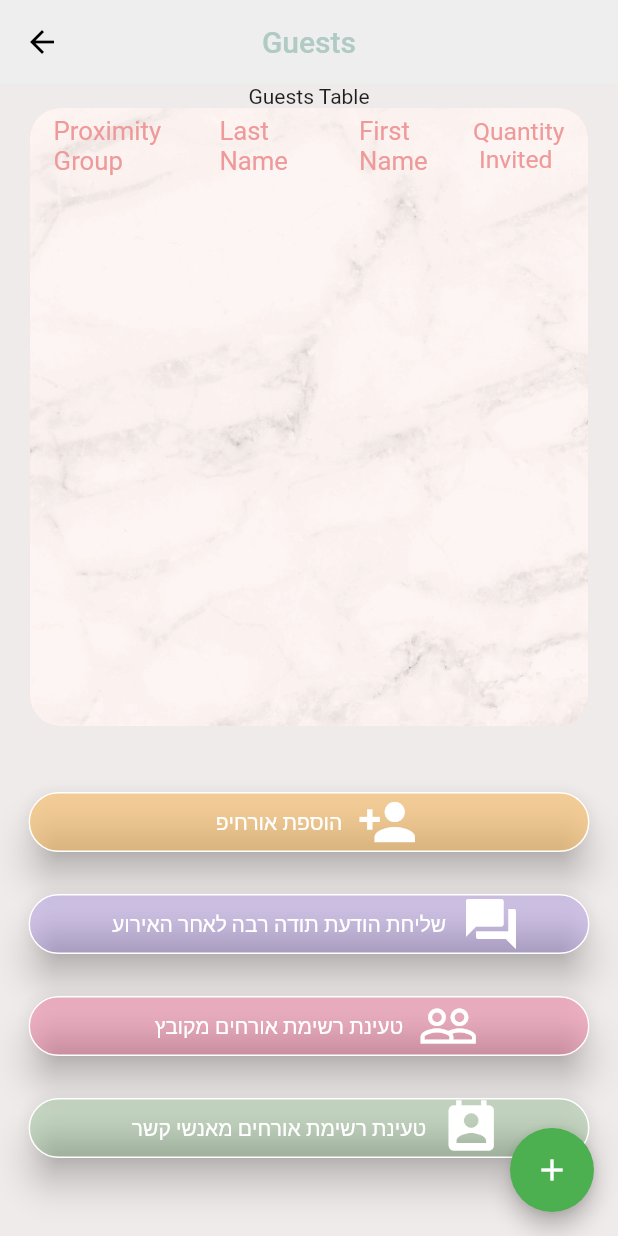
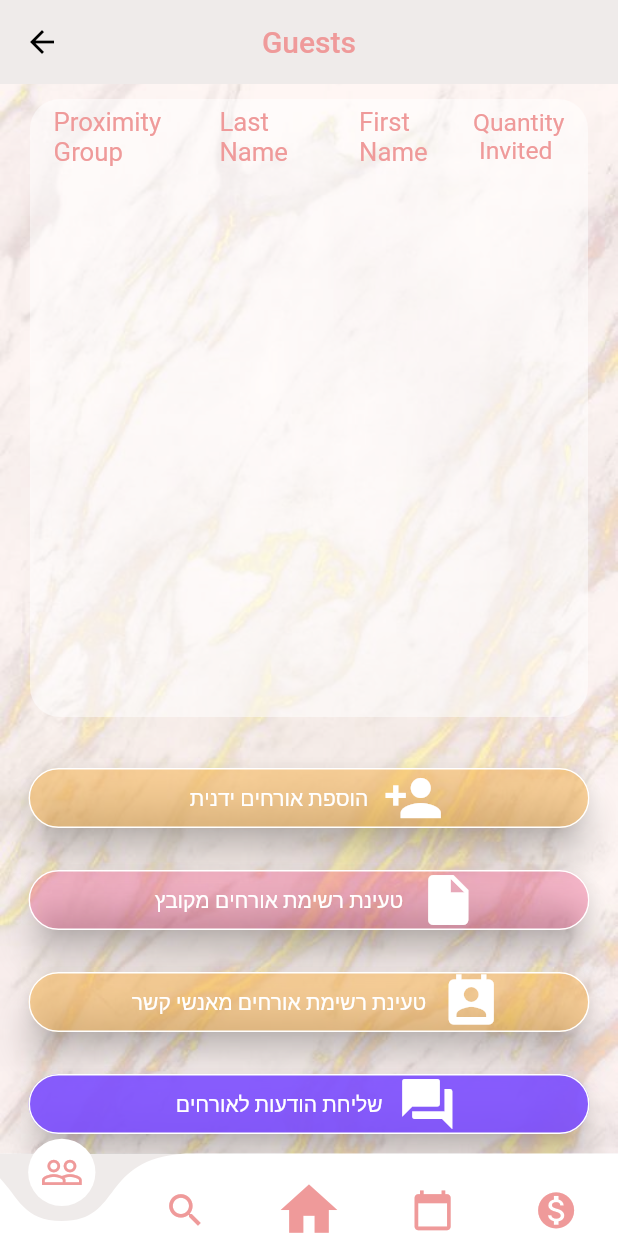
Before and after one commit to yakirza12/event_app, a Flutter app: the Guests_System screen opened directly with empty values, on a phone screen of 412 x 824 dp. Run offline on Flutter 3.47's test engine with Material 2 defaults, Android fonts, the phone set to English and light mode, and no system bars; drawn by our look-alikes of curved_navigation_bar; our stand-ins replace cloud_firestore, firebase_auth; missing offline and left inert: twilio_flutter; accounts and stored records are empty; project files that could hold a hidden picture were left out.

Commit message:
change guests page

```diff
--- a/lib/screens/home/Guests/Guest_System/Guests_System.dart
+++ b/lib/screens/home/Guests/Guest_System/Guests_System.dart
@@ -1,7 +1,10 @@
 import 'package:cloud_firestore/cloud_firestore.dart';
+import 'package:curved_navigation_bar/curved_navigation_bar.dart';
 import 'package:eventapp/models/guest.dart';
 import 'package:eventapp/models/user.dart';
+import 'package:eventapp/screens/home/Businesses/Businesses_system.dart';
 import 'package:eventapp/screens/home/Guests/Guest_tools/Tools_page.dart';
+import 'package:eventapp/screens/home/home.dart';
 import 'package:flutter/material.dart';
 import 'package:provider/provider.dart';
 import 'guestForm.dart';
@@ -30,56 +33,81 @@ class _Guests_SystemState extends State<Guests_System> {
         centerTitle: true,
         title: Text('Guests',
           style: new TextStyle(
-            color:  Color(0xFFB0CBC4),
+            color:  Colors.red[200],//Color(0xFFB0CBC4),
 
           ),
         ),
-        backgroundColor: Colors.grey[200],
+        backgroundColor: Colors.transparent,
+
         elevation: 0.0,
         leading: new IconButton(
           icon: new Icon(Icons.arrow_back),
           onPressed: () => Navigator.of(context).pop(),
         ),
-        /**/
+        /*Container(
+        height: MediaQuery
+            .of(context)
+            .size
+            .height,
+        decoration: BoxDecoration(
+          color: Color(0xFFFFCCBF),
+          image: DecorationImage(
+            colorFilter: new ColorFilter.mode(
+                Colors.black.withOpacity(0.83), BlendMode.dstATop),
+            image: AssetImage("assets/whine.jpg"),
+            fit: BoxFit.cover,
+          ),
+        ),*/
 
         /**/
       ),
-      body: SingleChildScrollView(
+      body: Container(
+        decoration: BoxDecoration(
+          color: Color(0xFFFFCCBF),
+          image: DecorationImage(
+            colorFilter: new ColorFilter.mode(
+                Colors.black.withOpacity(0.83), BlendMode.dstATop),
+            image: AssetImage("assets/Marble Gold.jpg"),
+            fit: BoxFit.cover,
+          ),
+        ),
+        child: SingleChildScrollView(
           child: ConstrainedBox(
             constraints: BoxConstraints.expand(height: 800,width: 5000),
             child: Column(
               children: [
-              Text("Guests Table"),
+              //  Text("Guests Table"),
                 Container(
                     height: MediaQuery
                         .of(context)
                         .size
                         .height*0.5,
-
+//Color(0xFFFFCCBF)
                     decoration: BoxDecoration(
                       borderRadius: BorderRadius.all(Radius.circular(20)),
-                    color: Color(0xFFFFCCBF),
-                    image: DecorationImage(
-                      colorFilter: new ColorFilter.mode(
-                          Colors.black.withOpacity(0.83), BlendMode.dstATop),
-                      image: AssetImage("assets/Marbel Grey.jpg"),
-                      fit: BoxFit.cover,
-                    ),
+                      color: Colors.white.withOpacity(0.5),
+                     // image: DecorationImage(
+                      //  colorFilter: new ColorFilter.mode(
+                       //     Colors.black.withOpacity(0.83), BlendMode.dstATop),
+                        //image: AssetImage("assets/Marbel Grey.jpg"),
+                       // fit: BoxFit.cover,
+                    //  ),
                     ),
                     padding: const EdgeInsets.all(0.0),
                     margin:
-                  EdgeInsets.only(top: 0.0,bottom: 20, left: 20.0, right: 20.0),
+                    EdgeInsets.only(top: 10.0,bottom: 10, left: 20.0, right: 20.0),
                     alignment: Alignment.center,
                     child: _buildBody(context, widget.user)),
 
-              new Expanded(child: toolsGrid(widget.user)),
+                new Expanded(
+                    child: toolsGrid(widget.user)),
 
               ],
             ),
           ),
         ),
-   floatingActionButton:  FloatingActionButton(
-
+      ),
+  /*
         onPressed: () {
       var alertDialog = AlertDialog(
         title: Text("Add Guest"),
@@ -89,8 +117,48 @@ class _Guests_SystemState extends State<Guests_System> {
     },
     child: Icon(Icons.add),
     backgroundColor: Colors.green,
+    ),*/
+
+      bottomNavigationBar: CurvedNavigationBar(
+          backgroundColor: Colors.transparent,
+          height: 55,
+          index:0,
+          items:<Widget>
+          [
+            Icon(Icons.people_outline,size:MediaQuery.of(context).size.height*0.035,color: Colors.red[200],),
+            Icon(Icons.search,size:MediaQuery.of(context).size.height*0.035,color: Colors.red[200],),
+            Icon(Icons.home,size:MediaQuery.of(context).size.height*0.055,color: Colors.red[200],),
+            Icon(Icons.calendar_today,size:MediaQuery.of(context).size.height*0.035,color: Colors.red[200],),
+            Icon(Icons.monetization_on,size:MediaQuery.of(context).size.height*0.035,color: Colors.red[200],),
+          ],
+          onTap: (index){
+            switch(index){
+              case 0:
+                break;
+
+              case 1:
+                Navigator.push(context,
+                    MaterialPageRoute(builder: (context) => BusinessesGrid(),
+                    )
+                );
+                break;
+              case 2:
+                Navigator.push(context,
+                    MaterialPageRoute(builder: (context) => Home()),
+                );
+                break;
+
+              case 3:
+                break;
+
+              case 4:
+                break;
+
+            }
+
+
+          }
       ),
-
   );
   }
 
--- a/lib/screens/home/Guests/Guest_tools/Tools_page.dart
+++ b/lib/screens/home/Guests/Guest_tools/Tools_page.dart
@@ -19,8 +19,8 @@ class toolsGrid extends StatelessWidget {
 
 
 
-    return Scaffold(
-      body: Column(
+    return Column(
+
         children: [
           Padding(padding: EdgeInsets.fromLTRB(0, 10, 0, 0)),
           createGridItem(0,context),
@@ -29,10 +29,10 @@ class toolsGrid extends StatelessWidget {
           createGridItem(3,context),
 
         ],
-      ),
+      );
 
 
-    );
+
   }
 
   Widget createGridItem(int position,BuildContext context)
@@ -50,7 +50,7 @@ class toolsGrid extends StatelessWidget {
         color = Colors.orange[300].withOpacity(.5);
 
         iconData = Icons.person_add;
-        text = "הוספת אורח\יפ";
+        text = "הוספת אורח\ים ידנית";
         onTap = () {
 
           var alertDialog = AlertDialog(
@@ -62,25 +62,27 @@ class toolsGrid extends StatelessWidget {
 
          };
         break;
-      case 1:
+      case 3:
         onTap =  ()  {
+
+
           Navigator.push(context,
               MaterialPageRoute(builder: (context) => Before_Event_message(user))
           );
         };
-        color = Colors.deepPurpleAccent.withOpacity(.2);
+        color = Colors.deepPurpleAccent.withOpacity(0.9);
         iconData = Icons.forum;
-        text = "שליחת הודעת תודה רבה לאחר האירוע";
+        text = "שליחת הודעות לאורחים";
 
         break;
-      case 2:
+      case 1:
         color = Colors.pinkAccent.withOpacity(.3);
 
-        iconData = Icons.people_outline;
+        iconData = Icons.insert_drive_file;
         text = "טעינת רשימת אורחים מקובץ";
         break;
-      case 3:
-        color = Colors.green.withOpacity(.2);
+      case 2:
+        color = Colors.orange[300].withOpacity(.5);
         iconData = Icons.perm_contact_calendar;
         text =  "טעינת רשימת אורחים מאנשי קשר";
         break;
@@ -124,5 +126,7 @@ class toolsGrid extends StatelessWidget {
     }
     );
 
+
 }
+
 }
--- a/pubspec.yaml
+++ b/pubspec.yaml
@@ -22,7 +22,7 @@ dependencies:
   hints: ^0.0.2
   http: 0.12.2
   twilio_flutter: 0.0.5
-
+  curved_navigation_bar: 0.3.4
 
 
   # The following adds the Cupertino Icons font to your application.
```
Also changed, not shown: lib/screens/home/Guests/Guest_tools/before_wedding_messages.dart (+55 -3 lines), lib/screens/home/home.dart (+46 -2 lines), assets/facebook_cover_photo_2.png (added), assets/logo_transparent.png (added), assets/twitter_profile_image.png (added). Lines whose indentation alone changed are shown as unchanged.
